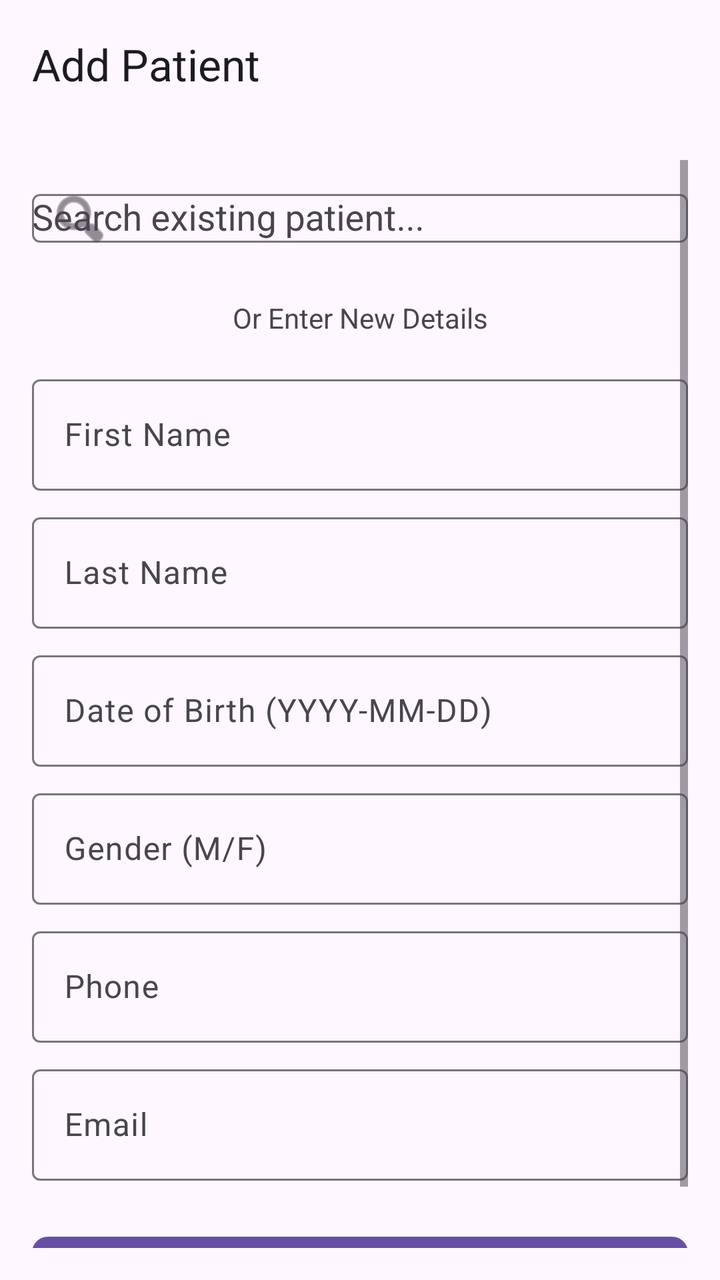
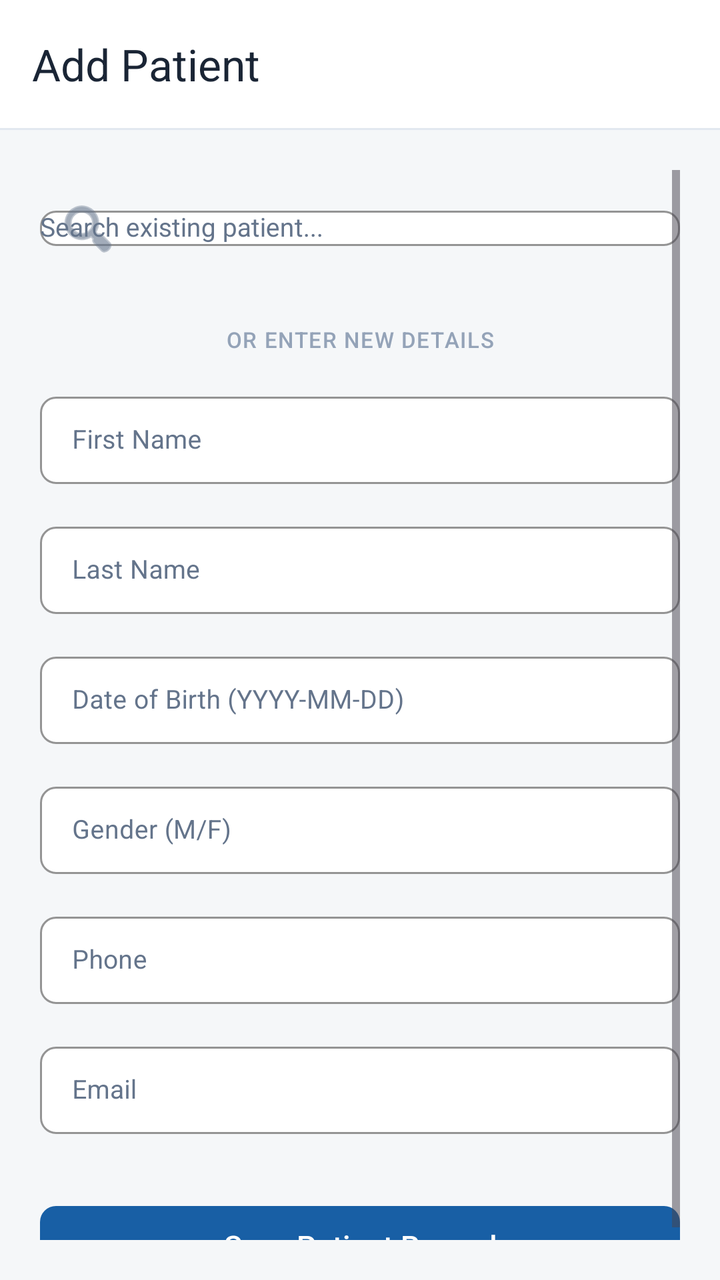

An Android layout rendered at two revisions. The XML below is the earlier revision; the diff shows what the commit changed to produce the second picture.
<!-- AndroidManifest.xml: application theme Theme.Healthcare_app -->
<!-- res/layout/activity_add_patient.xml -->
<?xml version="1.0" encoding="utf-8"?>
<LinearLayout xmlns:android="http://schemas.android.com/apk/res/android"
    xmlns:app="http://schemas.android.com/apk/res-auto"
    android:layout_width="match_parent"
    android:layout_height="match_parent"
    android:orientation="vertical"
    android:fitsSystemWindows="true"
    android:background="?attr/colorSurface">

    <com.google.android.material.appbar.MaterialToolbar
        android:id="@+id/topAppBar"
        android:layout_width="match_parent"
        android:layout_height="?attr/actionBarSize"
        app:title="Add Patient"
        app:titleTextColor="?attr/colorOnSurface"
        app:navigationIconTint="?attr/colorOnSurface" />

    <ScrollView
        android:layout_width="match_parent"
        android:layout_height="match_parent"
        android:padding="16dp">

        <LinearLayout
            android:layout_width="match_parent"
            android:layout_height="wrap_content"
            android:orientation="vertical">

            <com.google.android.material.textfield.TextInputLayout
                android:layout_width="match_parent"
                android:layout_height="wrap_content"
                android:hint="Search existing patient..."
                app:startIconDrawable="@android:drawable/ic_menu_search">

                <AutoCompleteTextView
                    android:id="@+id/searchPatientAuto"
                    android:layout_width="match_parent"
                    android:layout_height="wrap_content"
                    android:inputType="textPersonName"
                    android:completionThreshold="0"
                    android:textColor="?attr/colorOnSurface"
                    android:popupBackground="?attr/colorSurfaceContainer" />
            </com.google.android.material.textfield.TextInputLayout>

            <TextView
                android:layout_width="match_parent"
                android:layout_height="wrap_content"
                android:text="Or Enter New Details"
                android:textColor="?attr/colorOnSurfaceVariant"
                android:layout_marginTop="16dp"
                android:layout_marginBottom="16dp"
                android:gravity="center"/>

            <com.google.android.material.textfield.TextInputLayout
                android:layout_width="match_parent"
                android:layout_height="wrap_content"
                android:hint="First Name">
                <com.google.android.material.textfield.TextInputEditText
                    android:id="@+id/editFirstName"
                    android:layout_width="match_parent"
                    android:layout_height="wrap_content" />
            </com.google.android.material.textfield.TextInputLayout>

            <com.google.android.material.textfield.TextInputLayout
                android:layout_width="match_parent"
                android:layout_height="wrap_content"
                android:layout_marginTop="8dp"
                android:hint="Last Name">
                <com.google.android.material.textfield.TextInputEditText
                    android:id="@+id/editLastName"
                    android:layout_width="match_parent"
                    android:layout_height="wrap_content" />
            </com.google.android.material.textfield.TextInputLayout>

            <com.google.android.material.textfield.TextInputLayout
                android:layout_width="match_parent"
                android:layout_height="wrap_content"
                android:layout_marginTop="8dp"
                android:hint="Date of Birth (YYYY-MM-DD)">
                <com.google.android.material.textfield.TextInputEditText
                    android:id="@+id/editDob"
                    android:layout_width="match_parent"
                    android:layout_height="wrap_content"
                    android:focusable="false"
                    android:clickable="true"
                    android:cursorVisible="false" />
            </com.google.android.material.textfield.TextInputLayout>

            <com.google.android.material.textfield.TextInputLayout
                android:layout_width="match_parent"
                android:layout_height="wrap_content"
                android:layout_marginTop="8dp"
                android:hint="Gender (M/F)">
                <com.google.android.material.textfield.TextInputEditText
                    android:id="@+id/editGender"
                    android:layout_width="match_parent"
                    android:layout_height="wrap_content" />
            </com.google.android.material.textfield.TextInputLayout>

            <com.google.android.material.textfield.TextInputLayout
                android:layout_width="match_parent"
                android:layout_height="wrap_content"
                android:layout_marginTop="8dp"
                android:hint="Phone">
                <com.google.android.material.textfield.TextInputEditText
                    android:id="@+id/editPhone"
                    android:layout_width="match_parent"
                    android:layout_height="wrap_content"
                    android:inputType="phone" />
            </com.google.android.material.textfield.TextInputLayout>

            <com.google.android.material.textfield.TextInputLayout
                android:layout_width="match_parent"
                android:layout_height="wrap_content"
                android:layout_marginTop="8dp"
                android:hint="Email">
                <com.google.android.material.textfield.TextInputEditText
                    android:id="@+id/editEmail"
                    android:layout_width="match_parent"
                    android:layout_height="wrap_content"
                    android:inputType="textEmailAddress" />
            </com.google.android.material.textfield.TextInputLayout>

            <com.google.android.material.button.MaterialButton
                android:id="@+id/btnSavePatient"
                android:layout_width="match_parent"
                android:layout_height="60dp"
                android:layout_marginTop="24dp"
                android:text="Save Patient Record"
                app:cornerRadius="8dp"/>

        </LinearLayout>
    </ScrollView>
</LinearLayout>
<!-- resources referenced by this layout -->
<resources>
  <style name="Theme.Healthcare_app" parent="Base.Theme.Healthcare_app" />
  <style name="Base.Theme.Healthcare_app" parent="Theme.Material3.DayNight.NoActionBar">
      </style>
</resources>

<!-- the commit's change to res/layout/activity_add_patient.xml (unified diff, before → after) -->
@@ -5,20 +5,26 @@
     android:layout_height="match_parent"
     android:orientation="vertical"
     android:fitsSystemWindows="true"
-    android:background="?attr/colorSurface">
+    android:background="#F5F7F9">
 
     <com.google.android.material.appbar.MaterialToolbar
         android:id="@+id/topAppBar"
         android:layout_width="match_parent"
         android:layout_height="?attr/actionBarSize"
+        android:background="#FFFFFF"
         app:title="Add Patient"
-        app:titleTextColor="?attr/colorOnSurface"
-        app:navigationIconTint="?attr/colorOnSurface" />
+        app:titleTextColor="#1A2535"
+        app:navigationIconTint="#1A2535" />
+
+    <View
+        android:layout_width="match_parent"
+        android:layout_height="1dp"
+        android:background="#E2E8F0" />
 
     <ScrollView
         android:layout_width="match_parent"
         android:layout_height="match_parent"
-        android:padding="16dp">
+        android:padding="20dp">
 
         <LinearLayout
             android:layout_width="match_parent"
@@ -26,10 +32,21 @@
             android:orientation="vertical">
 
             <com.google.android.material.textfield.TextInputLayout
+                style="@style/Widget.MaterialComponents.TextInputLayout.OutlinedBox.Dense"
                 android:layout_width="match_parent"
                 android:layout_height="wrap_content"
                 android:hint="Search existing patient..."
-                app:startIconDrawable="@android:drawable/ic_menu_search">
+                android:textColorHint="#64748B"
+                app:startIconDrawable="@android:drawable/ic_menu_search"
+                app:startIconTint="#64748B"
+                app:boxBackgroundColor="#FFFFFF"
+                app:boxStrokeColor="#E2E8F0"
+                app:boxStrokeWidth="1dp"
+                app:boxCornerRadiusTopStart="8dp"
+                app:boxCornerRadiusTopEnd="8dp"
+                app:boxCornerRadiusBottomStart="8dp"
+                app:boxCornerRadiusBottomEnd="8dp"
+                app:hintTextColor="#185FA5">
 
                 <AutoCompleteTextView
                     android:id="@+id/searchPatientAuto"
@@ -37,95 +54,185 @@
                     android:layout_height="wrap_content"
                     android:inputType="textPersonName"
                     android:completionThreshold="0"
-                    android:textColor="?attr/colorOnSurface"
-                    android:popupBackground="?attr/colorSurfaceContainer" />
+                    android:textSize="13sp"
+                    android:textColor="#1A2535"
+                    android:fontFamily="sans-serif"
+                    android:popupBackground="#FFFFFF" />
             </com.google.android.material.textfield.TextInputLayout>
 
             <TextView
                 android:layout_width="match_parent"
                 android:layout_height="wrap_content"
                 android:text="Or Enter New Details"
-                android:textColor="?attr/colorOnSurfaceVariant"
-                android:layout_marginTop="16dp"
+                android:textSize="11sp"
+                android:textColor="#94A3B8"
+                android:fontFamily="sans-serif-medium"
+                android:textAllCaps="true"
+                android:letterSpacing="0.05"
+                android:layout_marginTop="24dp"
                 android:layout_marginBottom="16dp"
                 android:gravity="center"/>
 
             <com.google.android.material.textfield.TextInputLayout
-                android:layout_width="match_parent"
-                android:layout_height="wrap_content"
-                android:hint="First Name">
+                style="@style/Widget.MaterialComponents.TextInputLayout.OutlinedBox.Dense"
+                android:layout_width="match_parent"
+                android:layout_height="wrap_content"
+                android:hint="First Name"
+                android:textColorHint="#64748B"
+                app:boxBackgroundColor="#FFFFFF"
+                app:boxStrokeColor="#E2E8F0"
+                app:boxStrokeWidth="1dp"
+                app:boxCornerRadiusTopStart="8dp"
+                app:boxCornerRadiusTopEnd="8dp"
+                app:boxCornerRadiusBottomStart="8dp"
+                app:boxCornerRadiusBottomEnd="8dp"
+                app:hintTextColor="#185FA5">
                 <com.google.android.material.textfield.TextInputEditText
                     android:id="@+id/editFirstName"
                     android:layout_width="match_parent"
-                    android:layout_height="wrap_content" />
-            </com.google.android.material.textfield.TextInputLayout>
-
-            <com.google.android.material.textfield.TextInputLayout
-                android:layout_width="match_parent"
-                android:layout_height="wrap_content"
-                android:layout_marginTop="8dp"
-                android:hint="Last Name">
+                    android:layout_height="wrap_content"
+                    android:textSize="13sp"
+                    android:textColor="#1A2535"
+                    android:fontFamily="sans-serif" />
+            </com.google.android.material.textfield.TextInputLayout>
+
+            <com.google.android.material.textfield.TextInputLayout
+                style="@style/Widget.MaterialComponents.TextInputLayout.OutlinedBox.Dense"
+                android:layout_width="match_parent"
+                android:layout_height="wrap_content"
+                android:layout_marginTop="16dp"
+                android:hint="Last Name"
+                android:textColorHint="#64748B"
+                app:boxBackgroundColor="#FFFFFF"
+                app:boxStrokeColor="#E2E8F0"
+                app:boxStrokeWidth="1dp"
+                app:boxCornerRadiusTopStart="8dp"
+                app:boxCornerRadiusTopEnd="8dp"
+                app:boxCornerRadiusBottomStart="8dp"
+                app:boxCornerRadiusBottomEnd="8dp"
+                app:hintTextColor="#185FA5">
                 <com.google.android.material.textfield.TextInputEditText
                     android:id="@+id/editLastName"
                     android:layout_width="match_parent"
-                    android:layout_height="wrap_content" />
-            </com.google.android.material.textfield.TextInputLayout>
-
-            <com.google.android.material.textfield.TextInputLayout
-                android:layout_width="match_parent"
-                android:layout_height="wrap_content"
-                android:layout_marginTop="8dp"
-                android:hint="Date of Birth (YYYY-MM-DD)">
+                    android:layout_height="wrap_content"
+                    android:textSize="13sp"
+                    android:textColor="#1A2535"
+                    android:fontFamily="sans-serif" />
+            </com.google.android.material.textfield.TextInputLayout>
+
+            <com.google.android.material.textfield.TextInputLayout
+                style="@style/Widget.MaterialComponents.TextInputLayout.OutlinedBox.Dense"
+                android:layout_width="match_parent"
+                android:layout_height="wrap_content"
+                android:layout_marginTop="16dp"
+                android:hint="Date of Birth (YYYY-MM-DD)"
+                android:textColorHint="#64748B"
+                app:boxBackgroundColor="#FFFFFF"
+                app:boxStrokeColor="#E2E8F0"
+                app:boxStrokeWidth="1dp"
+                app:boxCornerRadiusTopStart="8dp"
+                app:boxCornerRadiusTopEnd="8dp"
+                app:boxCornerRadiusBottomStart="8dp"
+                app:boxCornerRadiusBottomEnd="8dp"
+                app:hintTextColor="#185FA5">
                 <com.google.android.material.textfield.TextInputEditText
                     android:id="@+id/editDob"
                     android:layout_width="match_parent"
                     android:layout_height="wrap_content"
                     android:focusable="false"
                     android:clickable="true"
-                    android:cursorVisible="false" />
-            </com.google.android.material.textfield.TextInputLayout>
-
-            <com.google.android.material.textfield.TextInputLayout
-                android:layout_width="match_parent"
-                android:layout_height="wrap_content"
-                android:layout_marginTop="8dp"
-                android:hint="Gender (M/F)">
+                    android:cursorVisible="false"
+                    android:textSize="13sp"
+                    android:textColor="#1A2535"
+                    android:fontFamily="sans-serif" />
+            </com.google.android.material.textfield.TextInputLayout>
+
+            <com.google.android.material.textfield.TextInputLayout
+                style="@style/Widget.MaterialComponents.TextInputLayout.OutlinedBox.Dense"
+                android:layout_width="match_parent"
+                android:layout_height="wrap_content"
+                android:layout_marginTop="16dp"
+                android:hint="Gender (M/F)"
+                android:textColorHint="#64748B"
+                app:boxBackgroundColor="#FFFFFF"
+                app:boxStrokeColor="#E2E8F0"
+                app:boxStrokeWidth="1dp"
+                app:boxCornerRadiusTopStart="8dp"
+                app:boxCornerRadiusTopEnd="8dp"
+                app:boxCornerRadiusBottomStart="8dp"
+                app:boxCornerRadiusBottomEnd="8dp"
+                app:hintTextColor="#185FA5">
                 <com.google.android.material.textfield.TextInputEditText
                     android:id="@+id/editGender"
                     android:layout_width="match_parent"
-                    android:layout_height="wrap_content" />
-            </com.google.android.material.textfield.TextInputLayout>
-
-            <com.google.android.material.textfield.TextInputLayout
-                android:layout_width="match_parent"
-                android:layout_height="wrap_content"
-                android:layout_marginTop="8dp"
-                android:hint="Phone">
+                    android:layout_height="wrap_content"
+                    android:textSize="13sp"
+                    android:textColor="#1A2535"
+                    android:fontFamily="sans-serif" />
+            </com.google.android.material.textfield.TextInputLayout>
+
+            <com.google.android.material.textfield.TextInputLayout
+                style="@style/Widget.MaterialComponents.TextInputLayout.OutlinedBox.Dense"
+                android:layout_width="match_parent"
+                android:layout_height="wrap_content"
+                android:layout_marginTop="16dp"
+                android:hint="Phone"
+                android:textColorHint="#64748B"
+                app:boxBackgroundColor="#FFFFFF"
+                app:boxStrokeColor="#E2E8F0"
+                app:boxStrokeWidth="1dp"
+                app:boxCornerRadiusTopStart="8dp"
+                app:boxCornerRadiusTopEnd="8dp"
+                app:boxCornerRadiusBottomStart="8dp"
+                app:boxCornerRadiusBottomEnd="8dp"
+                app:hintTextColor="#185FA5">
                 <com.google.android.material.textfield.TextInputEditText
                     android:id="@+id/editPhone"
                     android:layout_width="match_parent"
                     android:layout_height="wrap_content"
-                    android:inputType="phone" />
-            </com.google.android.material.textfield.TextInputLayout>
-
-            <com.google.android.material.textfield.TextInputLayout
-                android:layout_width="match_parent"
-                android:layout_height="wrap_content"
-                android:layout_marginTop="8dp"
-                android:hint="Email">
+                    android:inputType="phone"
+                    android:textSize="13sp"
+                    android:textColor="#1A2535"
+                    android:fontFamily="sans-serif" />
+            </com.google.android.material.textfield.TextInputLayout>
+
+            <com.google.android.material.textfield.TextInputLayout
+                style="@style/Widget.MaterialComponents.TextInputLayout.OutlinedBox.Dense"
+                android:layout_width="match_parent"
+                android:layout_height="wrap_content"
+                android:layout_marginTop="16dp"
+                android:hint="Email"
+                android:textColorHint="#64748B"
+                app:boxBackgroundColor="#FFFFFF"
+                app:boxStrokeColor="#E2E8F0"
+                app:boxStrokeWidth="1dp"
+                app:boxCornerRadiusTopStart="8dp"
+                app:boxCornerRadiusTopEnd="8dp"
+                app:boxCornerRadiusBottomStart="8dp"
+                app:boxCornerRadiusBottomEnd="8dp"
+                app:hintTextColor="#185FA5">
                 <com.google.android.material.textfield.TextInputEditText
                     android:id="@+id/editEmail"
                     android:layout_width="match_parent"
                     android:layout_height="wrap_content"
-                    android:inputType="textEmailAddress" />
+                    android:inputType="textEmailAddress"
+                    android:textSize="13sp"
+                    android:textColor="#1A2535"
+                    android:fontFamily="sans-serif" />
             </com.google.android.material.textfield.TextInputLayout>
 
             <com.google.android.material.button.MaterialButton
                 android:id="@+id/btnSavePatient"
                 android:layout_width="match_parent"
-                android:layout_height="60dp"
-                android:layout_marginTop="24dp"
+                android:layout_height="48dp"
+                android:layout_marginTop="32dp"
                 android:text="Save Patient Record"
+                android:textAllCaps="false"
+                android:textSize="15sp"
+                android:textColor="#FFFFFF"
+                android:fontFamily="sans-serif-medium"
+                app:backgroundTint="#185FA5"
+                app:elevation="0dp"
                 app:cornerRadius="8dp"/>
 
         </LinearLayout>
<!-- resource entries referenced after the edit -->
@@ -1,7 +1,32 @@
 <!-- resources referenced by this layout -->
 <resources>
   <style name="Theme.Healthcare_app" parent="Base.Theme.Healthcare_app" />
-  <style name="Base.Theme.Healthcare_app" parent="Theme.Material3.DayNight.NoActionBar">
+  <style name="Base.Theme.Healthcare_app" parent="Theme.Material3.Light.NoActionBar">
+          <item name="bottomSheetDialogTheme">@style/Theme.Healthcare_app.BottomSheetDialog</item>
+      </style>
+  <style name="Theme.Healthcare_app.BottomSheetDialog" parent="ThemeOverlay.Material3.BottomSheetDialog">
+          <item name="android:windowIsFloating">false</item>
+          <item name="android:backgroundDimEnabled">true</item>
+          
+          <item name="colorSurface">#FFFFFF</item>
+          <item name="colorOnSurface">#1A2535</item>
+          <item name="colorOnSurfaceVariant">#64748B</item>
+          <item name="android:colorBackground">#FFFFFF</item>
+          <item name="colorPrimary">#185FA5</item>
+          <item name="colorOnPrimary">#FFFFFF</item>
+          
+          <item name="android:textColorPrimary">#1A2535</item>
+          <item name="android:textColorSecondary">#64748B</item>
+          <item name="android:textColorHint">#64748B</item>
+          
+          <item name="colorControlNormal">#E2E8F0</item>
+          <item name="colorControlActivated">#185FA5</item>
+          
+          <item name="bottomSheetStyle">@style/LightBottomSheetStyle</item>
+      </style>
+  <style name="LightBottomSheetStyle" parent="Widget.Material3.BottomSheet.Modal">
+          <item name="backgroundTint">#FFFFFF</item>
+          <item name="android:elevation">0dp</item>
       </style>
 </resources>
 
